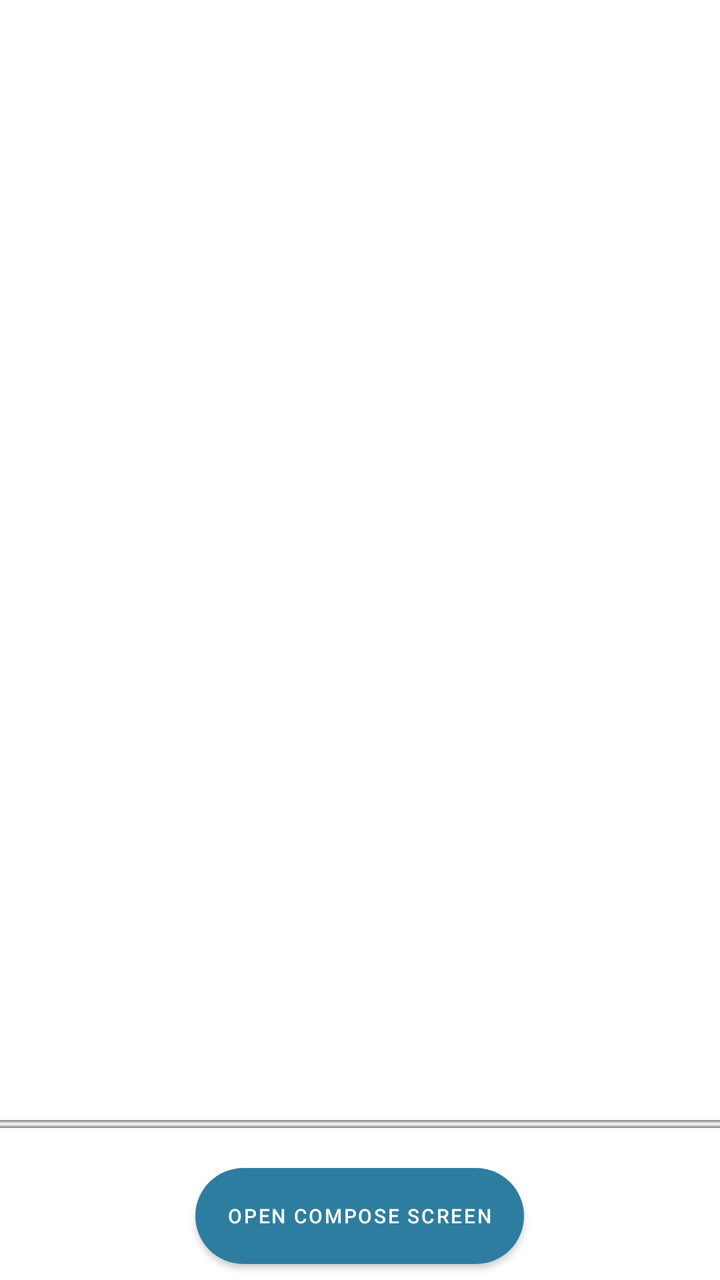
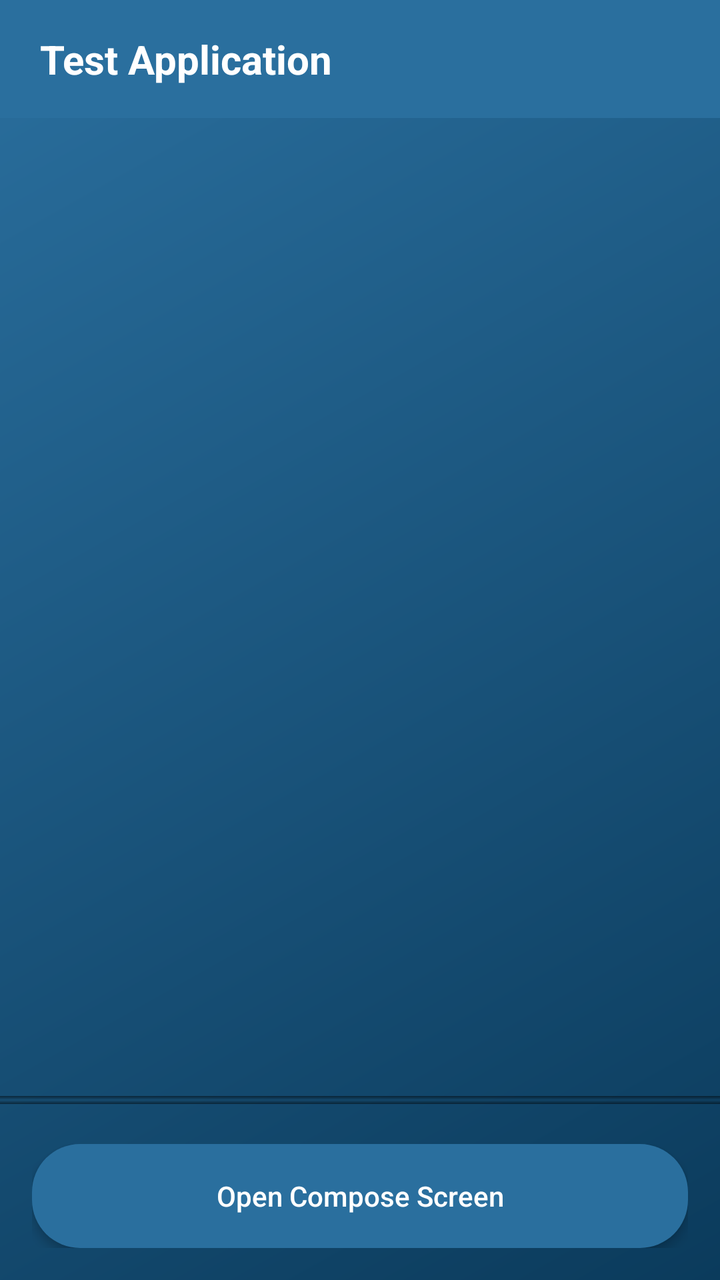

Compare the two renders of this Android layout. The source of the first and the diff that turns it into the second are given below.
<!-- AndroidManifest.xml: application theme Theme.TestApplication -->
<!-- res/layout/activity_recycler.xml -->
<?xml version="1.0" encoding="utf-8"?>
<LinearLayout xmlns:android="http://schemas.android.com/apk/res/android"
    android:layout_width="match_parent"
    android:layout_height="match_parent"
    xmlns:app="http://schemas.android.com/apk/res-auto"
    android:orientation="vertical">

    <androidx.recyclerview.widget.RecyclerView
        android:id="@+id/recycler_view"
        android:layout_width="match_parent"
        android:layout_height="0dp"
        android:layout_weight="1"
        />

    <View
        android:layout_width="match_parent"
        android:layout_height="4dp"
        android:id="@+id/shadow_view"
        android:layout_marginBottom="16dp"
        android:background="@drawable/shadow"
        app:layout_constraintTop_toBottomOf="@id/recycler_view"
        app:layout_constraintBottom_toTopOf="@id/compose_screen_btn"/>

    <Button
        android:id="@+id/compose_screen_btn"
        android:layout_width="wrap_content"
        android:layout_height="wrap_content"
        android:layout_marginTop="4dp"
        android:layout_marginBottom="8dp"
        android:text="Open Compose Screen"
        android:background="@drawable/round_corners"
        android:textColor="#FFFFFF"
        android:textSize="10sp"
        android:layout_gravity="center_horizontal" />
</LinearLayout>
<!-- resources referenced by this layout -->
<resources>
  <!-- drawable round_corners (drawable) -->
  <?xml version="1.0" encoding="utf-8"?>
  <shape xmlns:android="http://schemas.android.com/apk/res/android">
      <corners android:radius="24dp" />
      <solid android:color="#ec6002" />
  </shape>
  <!-- drawable shadow (drawable) -->
  <?xml version="1.0" encoding="utf-8"?>
  <shape xmlns:android="http://schemas.android.com/apk/res/android">
      <gradient
          android:startColor="#80000000"
      android:centerColor="#00000000"
      android:endColor="#80000000"
      android:angle="90" />
      <size
          android:height="8dp"
          />
  </shape>
  <style name="Theme.TestApplication" parent="Theme.MaterialComponents.DayNight.DarkActionBar">
          
          <item name="colorPrimary">@color/purple_500</item>
          <item name="colorPrimaryVariant">@color/purple_700</item>
          <item name="colorOnPrimary">@color/white</item>
          
          <item name="colorSecondary">@color/teal_200</item>
          <item name="colorSecondaryVariant">@color/teal_700</item>
          <item name="colorOnSecondary">@color/black</item>
          
          <item name="android:statusBarColor">?attr/colorPrimaryVariant</item>
          
      </style>
  <color name="purple_500">#2c7da0</color>
  <color name="purple_700">#013a63</color>
  <color name="white">#FFFFFFFF</color>
  <color name="teal_200">#FF03DAC5</color>
  <color name="teal_700">#FF018786</color>
  <color name="black">#FF000000</color>
</resources>

<!-- the commit's change to res/layout/activity_recycler.xml (unified diff, before → after) -->
@@ -2,34 +2,62 @@
 <LinearLayout xmlns:android="http://schemas.android.com/apk/res/android"
     android:layout_width="match_parent"
     android:layout_height="match_parent"
-    xmlns:app="http://schemas.android.com/apk/res-auto"
+    android:background="@drawable/login_background"
     android:orientation="vertical">
+
+    <include layout="@layout/app_header" />
 
     <androidx.recyclerview.widget.RecyclerView
         android:id="@+id/recycler_view"
         android:layout_width="match_parent"
         android:layout_height="0dp"
         android:layout_weight="1"
-        />
+        android:clipToPadding="false"
+        android:paddingHorizontal="12dp"
+        android:paddingTop="12dp" />
 
     <View
+        android:id="@+id/shadow_view"
         android:layout_width="match_parent"
         android:layout_height="4dp"
-        android:id="@+id/shadow_view"
         android:layout_marginBottom="16dp"
-        android:background="@drawable/shadow"
-        app:layout_constraintTop_toBottomOf="@id/recycler_view"
-        app:layout_constraintBottom_toTopOf="@id/compose_screen_btn"/>
+        android:background="@drawable/shadow" />
 
-    <Button
-        android:id="@+id/compose_screen_btn"
+    <LinearLayout
+        android:id="@+id/bottom_bar"
+        android:layout_width="match_parent"
+        android:layout_height="wrap_content"
+        android:orientation="vertical"
+        android:paddingStart="16dp"
+        android:paddingTop="4dp"
+        android:paddingEnd="16dp"
+        android:paddingBottom="16dp">
+
+        <Button
+            android:id="@+id/compose_screen_btn"
+            style="@style/Widget.App.Button"
+            android:layout_width="match_parent"
+            android:layout_height="52dp"
+            android:text="Open Compose Screen" />
+    </LinearLayout>
+</LinearLayout>
+<!-- res/layout/app_header.xml (included above) -->
+<?xml version="1.0" encoding="utf-8"?>
+<LinearLayout xmlns:android="http://schemas.android.com/apk/res/android"
+    android:id="@+id/app_header"
+    android:layout_width="match_parent"
+    android:layout_height="wrap_content"
+    android:background="@color/purple_500"
+    android:orientation="vertical"
+    android:paddingBottom="16dp">
+
+    <TextView
         android:layout_width="wrap_content"
         android:layout_height="wrap_content"
-        android:layout_marginTop="4dp"
-        android:layout_marginBottom="8dp"
-        android:text="Open Compose Screen"
-        android:background="@drawable/round_corners"
-        android:textColor="#FFFFFF"
-        android:textSize="10sp"
-        android:layout_gravity="center_horizontal" />
+        android:layout_marginStart="20dp"
+        android:layout_marginTop="16dp"
+        android:text="@string/app_name"
+        android:textColor="@color/white"
+        android:textSize="20sp"
+        android:textStyle="bold" />
 </LinearLayout>
<!-- resource entries referenced after the edit -->
@@ -2,10 +2,20 @@
 <resources>
   <!-- drawable round_corners (drawable) -->
   <?xml version="1.0" encoding="utf-8"?>
-  <shape xmlns:android="http://schemas.android.com/apk/res/android">
-      <corners android:radius="24dp" />
-      <solid android:color="#ec6002" />
-  </shape>
+  <selector xmlns:android="http://schemas.android.com/apk/res/android">
+      <item android:state_pressed="true">
+          <shape android:shape="rectangle">
+              <corners android:radius="24dp" />
+              <solid android:color="@color/accent_pressed" />
+          </shape>
+      </item>
+      <item>
+          <shape android:shape="rectangle">
+              <corners android:radius="24dp" />
+              <solid android:color="@color/accent" />
+          </shape>
+      </item>
+  </selector>
   <!-- drawable shadow (drawable) -->
   <?xml version="1.0" encoding="utf-8"?>
   <shape xmlns:android="http://schemas.android.com/apk/res/android">
@@ -18,7 +28,15 @@
           android:height="8dp"
           />
   </shape>
-  <style name="Theme.TestApplication" parent="Theme.MaterialComponents.DayNight.DarkActionBar">
+  <string name="app_name">Test Application</string>
+  <style name="Widget.App.Button" parent="Widget.AppCompat.Button">
+          <item name="android:background">@drawable/round_corners</item>
+          <item name="android:textColor">@color/white</item>
+          <item name="android:textAllCaps">false</item>
+          <item name="android:elevation">3dp</item>
+          <item name="android:stateListAnimator">@null</item>
+      </style>
+  <style name="Theme.TestApplication" parent="Theme.MaterialComponents.DayNight.NoActionBar">
           
           <item name="colorPrimary">@color/purple_500</item>
           <item name="colorPrimaryVariant">@color/purple_700</item>
@@ -28,14 +46,36 @@
           <item name="colorSecondaryVariant">@color/teal_700</item>
           <item name="colorOnSecondary">@color/black</item>
           
+          <item name="colorSurface">@color/surface</item>
+          <item name="colorOnSurface">@color/text_primary</item>
+          <item name="colorError">@color/error</item>
+          <item name="android:windowBackground">@color/background</item>
+          <item name="android:textColorPrimary">@color/text_primary</item>
+          <item name="android:textColorSecondary">@color/text_secondary</item>
+          
           <item name="android:statusBarColor">?attr/colorPrimaryVariant</item>
-          
       </style>
-  <color name="purple_500">#2c7da0</color>
-  <color name="purple_700">#013a63</color>
+  <color name="purple_500">#2A6F9E</color>
+  <color name="purple_700">#0B3B5C</color>
   <color name="white">#FFFFFFFF</color>
-  <color name="teal_200">#FF03DAC5</color>
-  <color name="teal_700">#FF018786</color>
+  <!-- drawable login_background (drawable) -->
+  <?xml version="1.0" encoding="utf-8"?>
+  <shape xmlns:android="http://schemas.android.com/apk/res/android"
+      android:shape="rectangle">
+      <gradient
+          android:angle="135"
+          android:startColor="@color/purple_700"
+          android:endColor="@color/purple_500" />
+  </shape>
+  <color name="teal_200">#4FD8C9</color>
+  <color name="teal_700">#0E7490</color>
   <color name="black">#FF000000</color>
+  <color name="surface">#FFFFFFFF</color>
+  <color name="text_primary">#1B1F24</color>
+  <color name="error">#D64545</color>
+  <color name="background">#F4F6F9</color>
+  <color name="text_secondary">#5B6472</color>
+  <color name="accent_pressed">#E6522F</color>
+  <color name="accent">#FF6B47</color>
 </resources>
 
